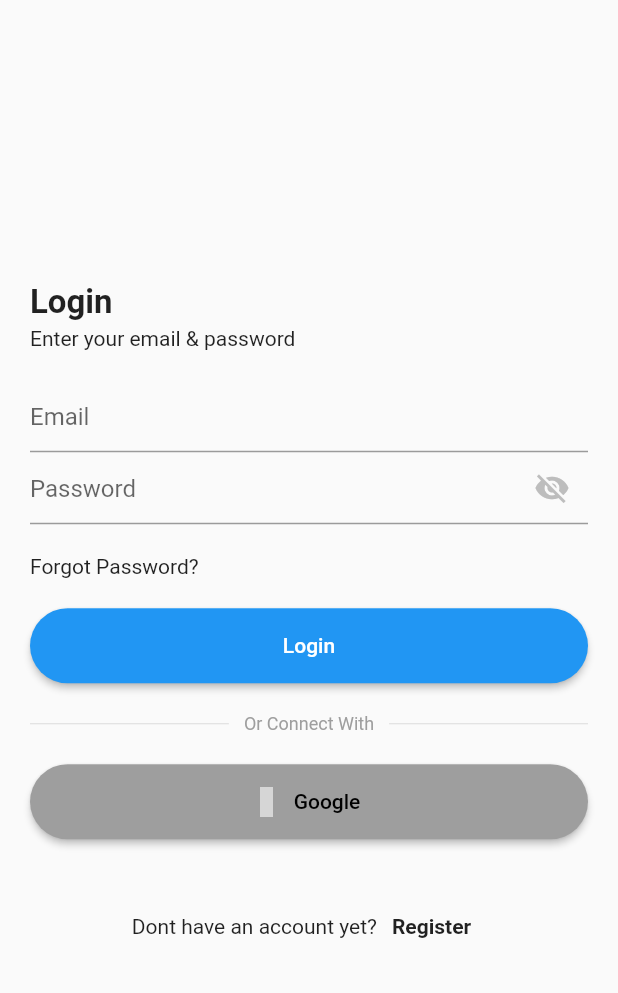
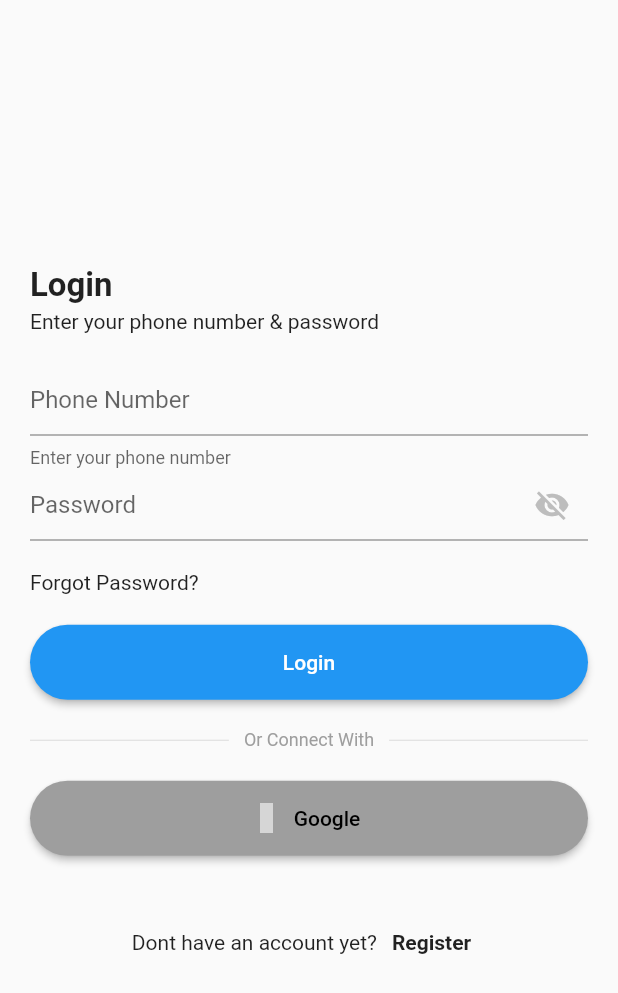
Before and after one commit to rlatksk/dooid, a Flutter app: the Register screen opened directly, after a tap on "Login", on a phone screen of 412 x 824 dp. Shown: the top 993 px of the screen. Run offline on Flutter 3.47's test engine with Material 2 defaults, Android fonts, the phone set to English and light mode, and no system bars; our stand-ins replace fluttertoast, material_design_icons_flutter; grey boxes are pictures that could not be loaded.

Commit message:
changed email to phone number for auth

```diff
--- a/lib/screens/auth/login.dart
+++ b/lib/screens/auth/login.dart
@@ -4,6 +4,7 @@
 import 'package:flutter/material.dart';
 import 'package:dooid/widgets/widget_auth.dart';
 import 'package:dooid/screens/auth/register.dart';
+import 'package:flutter/services.dart';
 
 class Login extends StatefulWidget {
   @override
@@ -11,19 +12,21 @@
 }
 
 class _LoginState extends State<Login> {
-  TextEditingController _email = TextEditingController();
+  TextEditingController _phoneNumber = TextEditingController();
   TextEditingController _password = TextEditingController();
   bool _obscureText = true;
   bool _isLoading = false;
 
-  Widget _inputEmail() {
+  Widget _inputPhoneNumber() {
     return Container(
       child: TextField(
-        controller: _email,
-        decoration: InputDecoration(
-          hintText: 'Email',
-        ),
-      ),
+          controller: _phoneNumber,
+          decoration: InputDecoration(
+              hintText: 'Phone Number', helperText: 'Enter your phone number'),
+          keyboardType: TextInputType.number,
+          inputFormatters: <TextInputFormatter>[
+            FilteringTextInputFormatter.digitsOnly
+          ]),
     );
   }
 
@@ -101,8 +104,8 @@
                   children: <Widget>[
                     wAuthTitle(
                         title: 'Login',
-                        subtitle: 'Enter your email & password'),
-                    _inputEmail(),
+                        subtitle: 'Enter your phone number & password'),
+                    _inputPhoneNumber(),
                     _inputPassword(),
                     _inputForgot(),
                     _inputSubmit(),
@@ -117,7 +120,7 @@
   }
 
   void _loginSementara() async {
-    if (_email.text == 'demo@gmail.com' && _password.text == '123123') {
+    if (_phoneNumber.text == 'demo@gmail.com' && _password.text == '123123') {
       setState(() {
         _isLoading = true;
       });
--- a/lib/screens/auth/register.dart
+++ b/lib/screens/auth/register.dart
@@ -1,8 +1,8 @@
-import 'package:dooid/screens/home.dart';
 import 'package:dooid/widgets/widgets.dart';
 import 'package:flutter/material.dart';
 import 'package:dooid/widgets/widget_auth.dart';
 import 'package:dooid/screens/auth/login.dart';
+import 'package:flutter/services.dart';
 
 class Register extends StatefulWidget {
   @override
@@ -11,6 +11,7 @@
 
 class _RegisterState extends State<Register> {
   TextEditingController _name = TextEditingController();
+  TextEditingController _phoneNumber = TextEditingController();
   TextEditingController _email = TextEditingController();
   TextEditingController _password = TextEditingController();
   TextEditingController _passwordConf = TextEditingController();
@@ -24,6 +25,19 @@
         decoration: InputDecoration(
             hintText: 'Name', helperText: 'Enter your fullname'),
       ),
+    );
+  }
+
+  Widget _inputPhoneNumber() {
+    return Container(
+      child: TextField(
+          controller: _phoneNumber,
+          decoration: InputDecoration(
+              hintText: 'Phone Number', helperText: 'Enter your phone number'),
+          keyboardType: TextInputType.number,
+          inputFormatters: <TextInputFormatter>[
+            FilteringTextInputFormatter.digitsOnly
+          ]),
     );
   }
 
@@ -74,7 +88,9 @@
 
   Widget _textRegister() {
     return wTextLink(
-        text: 'Already have an account?', title: 'Login', onTap: () => wPushReplaceTo(context, Login()));
+        text: 'Already have an account?',
+        title: 'Login',
+        onTap: () => wPushReplaceTo(context, Login()));
   }
 
   @override
@@ -90,10 +106,13 @@
                   margin: EdgeInsets.symmetric(horizontal: 20),
                   child: Column(
                     children: <Widget>[
-                      SizedBox(height: 30,),
+                      SizedBox(
+                        height: 30,
+                      ),
                       wAuthTitle(
                           title: 'Register', subtitle: 'Fill in the form'),
                       _inputName(),
+                      _inputPhoneNumber(),
                       _inputEmail(),
                       _inputPassword(),
                       SizedBox(
@@ -112,14 +131,19 @@
   }
 
   void _registerSementara() async {
-    if (_email.text == 'demo@gmail.com' && _password.text == '123123') {
-      setState(() {
-        _isLoading = true;
-      });
-      await Future.delayed(Duration(seconds: 2));
-      wPushReplaceTo(context, Home());
-    } else {
-      print('GAGAL');
-    }
+    print('Full Name: ${_email.text}');
+    print('Phone Number: ${_email.text}');
+    print('Full Name: ${_email.text}');
+    print('Full Name: ${_email.text}');
+
+    // if (_email.text == 'demo@gmail.com' && _password.text == '123123') {
+    //   setState(() {
+    //     _isLoading = true;
+    //   });
+    //   await Future.delayed(Duration(seconds: 2));
+    //   wPushReplaceTo(context, Home());
+    // } else {
+    //   print('GAGAL');
+    // }
   }
 }
```
